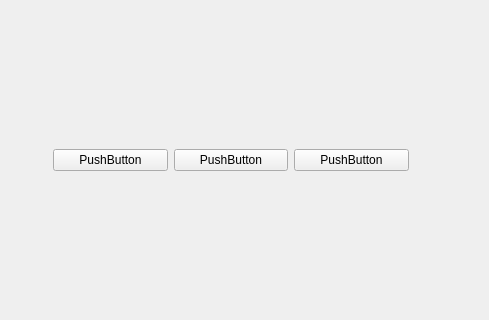
First picture: the form in aaa.ui, repository Xiepu-guang/xie, before the edit; both pictures show x 157 to 646 and y 108 to 428 of the 800 by 600 pixel window.
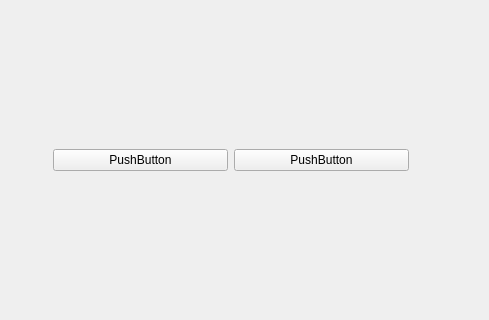
Second picture: the form after the edit.

Diff of the .ui file:
```diff
--- a/aaa.ui
+++ b/aaa.ui
@@ -38,13 +38,6 @@
        </property>
       </widget>
      </item>
-     <item>
-      <widget class="QPushButton" name="pushButton_2">
-       <property name="text">
-        <string>PushButton</string>
-       </property>
-      </widget>
-     </item>
     </layout>
    </widget>
   </widget>
```
